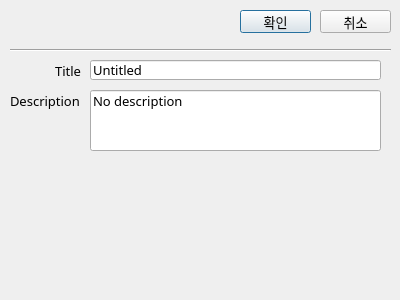
Above: set_project_detail.ui from Meronanana/BotTrade before the change. Below: the same form after it.
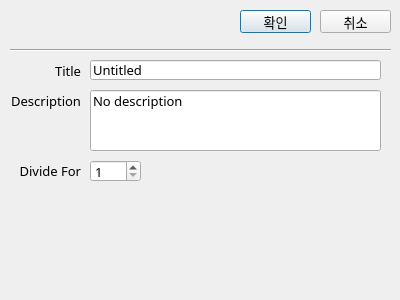
That is the form after the change.

Commit message: 0.3.8 version - Algorithm에서 시간 포맷을 datetime으로 균일화하는 메서드 생성 (to_datetime) - Project 객체 생성 시 얼마나 분할매수 할 것인지 인자로 받음 - 테스트용 침팬치 알고리즘 생성 (1% 확률 매수, 0.05% 확률 매도)

```diff
--- a/set_project_detail.ui
+++ b/set_project_detail.ui
@@ -90,7 +90,7 @@
   <widget class="QLabel" name="label_2">
    <property name="geometry">
     <rect>
-     <x>10</x>
+     <x>0</x>
      <y>90</y>
      <width>81</width>
      <height>21</height>
@@ -99,6 +99,9 @@
    <property name="text">
     <string>Description</string>
    </property>
+   <property name="alignment">
+    <set>Qt::AlignRight|Qt::AlignTrailing|Qt::AlignVCenter</set>
+   </property>
   </widget>
   <widget class="QLineEdit" name="description_lineEdit">
    <property name="geometry">
@@ -116,6 +119,41 @@
     <set>Qt::AlignLeading|Qt::AlignLeft|Qt::AlignTop</set>
    </property>
   </widget>
+  <widget class="QLabel" name="label_3">
+   <property name="geometry">
+    <rect>
+     <x>10</x>
+     <y>160</y>
+     <width>71</width>
+     <height>21</height>
+    </rect>
+   </property>
+   <property name="text">
+    <string>Divide For</string>
+   </property>
+   <property name="alignment">
+    <set>Qt::AlignRight|Qt::AlignTrailing|Qt::AlignVCenter</set>
+   </property>
+  </widget>
+  <widget class="QSpinBox" name="divide_for_spinBox">
+   <property name="geometry">
+    <rect>
+     <x>90</x>
+     <y>160</y>
+     <width>51</width>
+     <height>22</height>
+    </rect>
+   </property>
+   <property name="minimum">
+    <number>1</number>
+   </property>
+   <property name="maximum">
+    <number>99</number>
+   </property>
+   <property name="value">
+    <number>1</number>
+   </property>
+  </widget>
  </widget>
  <resources/>
  <connections/>
```
The commit also changes 3 other files.
